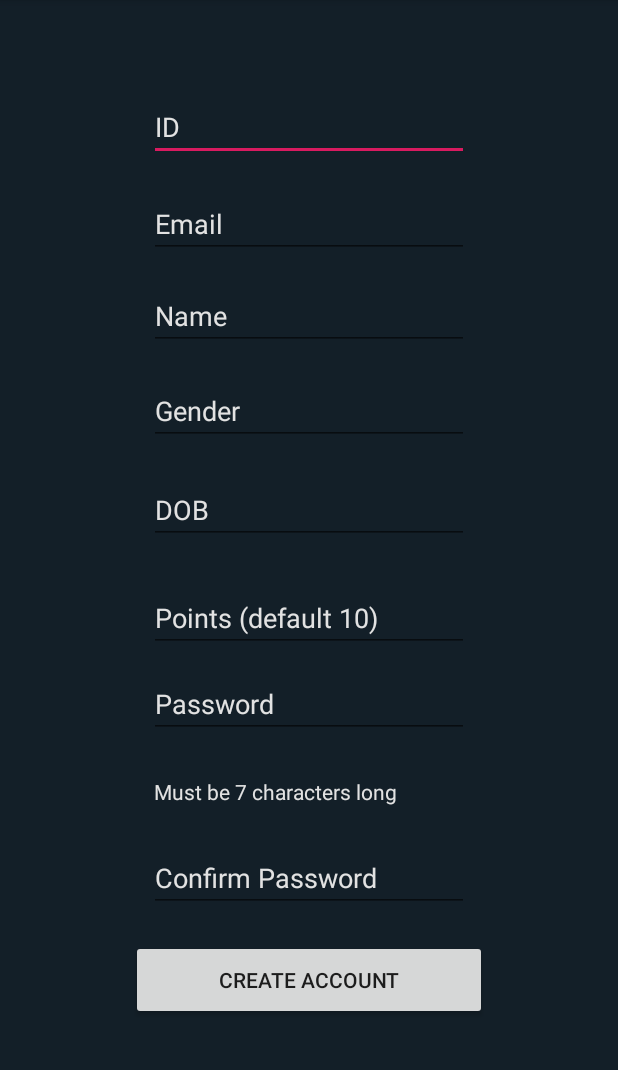
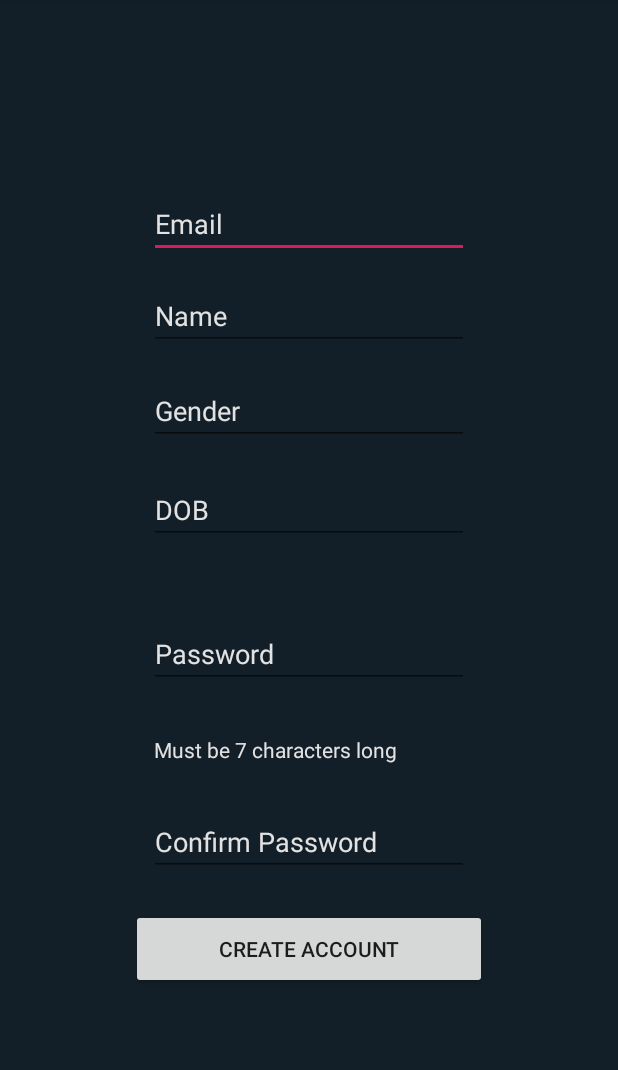
Before and after one commit to pubSpotterDev/Front_End, an Android app: the newAccountActivity screen opened directly, with no data from a screen before it, on a phone screen of 412 x 824 dp, the part 84-1154 px from its top. Run offline under Robolectric (Android 15) with nearby library versions, the phone set to English and light mode, and no system bars.

Commit message:
so many changes

```diff
--- a/ProfDev1.2/app/src/main/java/com/example/profdev11/newAccountActivity.java
+++ b/ProfDev1.2/app/src/main/java/com/example/profdev11/newAccountActivity.java
@@ -36,12 +36,12 @@ public class newAccountActivity extends AppCompatActivity {
         super.onCreate(savedInstanceState);
         setContentView(R.layout.activity_new_account);
 
-        final TextView etID = findViewById(R.id.etID);
+        final String etID = "10";
         final TextView etEmail = findViewById(R.id.etEmail);
         final TextView etName = findViewById(R.id.etName);
         final TextView etGender = findViewById(R.id.etGender);
         final TextView etDOB = findViewById(R.id.etDOB);
-        final TextView etPoints = findViewById(R.id.etPoints);
+        final String etPoints = "0";
         final TextView etPassword = findViewById(R.id.etPassword);
         final TextView etPassword2 = findViewById(R.id.etPassword2);
 
@@ -63,12 +63,12 @@ public class newAccountActivity extends AppCompatActivity {
         final HashMap<String, String> params = new HashMap<>();
         btnCreate.setOnClickListener(new View.OnClickListener() {
             public void onClick(View v) {
-                params.put("id", etID.getText().toString());
+                params.put("id", etID);
                 params.put("email", etEmail.getText().toString());
                 params.put("name", etName.getText().toString());
                 params.put("gender", etGender.getText().toString());
                 params.put("dob", etDOB.getText().toString());
-                params.put("points", etPoints.getText().toString());
+                params.put("points", etPoints);
                 params.put("password", etPassword.getText().toString());
 
 
--- a/ProfDev1.2/app/src/main/res/layout/activity_new_account.xml
+++ b/ProfDev1.2/app/src/main/res/layout/activity_new_account.xml
@@ -6,24 +6,6 @@
     android:layout_height="match_parent"
     android:background="@color/background"
     tools:context=".newAccountActivity">
-
-    <EditText
-        android:id="@+id/etID"
-        android:layout_width="wrap_content"
-        android:layout_height="wrap_content"
-        android:layout_marginStart="8dp"
-        android:layout_marginTop="8dp"
-        android:layout_marginEnd="8dp"
-        android:layout_marginBottom="8dp"
-        android:ems="10"
-        android:hint="ID"
-        android:textColor="@color/colorText"
-        android:textColorHint="@color/colorText"
-        app:layout_constraintBottom_toBottomOf="parent"
-        app:layout_constraintEnd_toEndOf="parent"
-        app:layout_constraintStart_toStartOf="parent"
-        app:layout_constraintTop_toTopOf="parent"
-        app:layout_constraintVertical_bias="0.076" />
 
     <EditText
         android:id="@+id/etEmail"
@@ -99,7 +81,7 @@
         app:layout_constraintVertical_bias="0.438" />
 
     <EditText
-        android:id="@+id/etPoints"
+        android:id="@+id/etPassword"
         android:layout_width="wrap_content"
         android:layout_height="wrap_content"
         android:layout_marginStart="8dp"
@@ -107,30 +89,15 @@
         android:layout_marginEnd="8dp"
         android:layout_marginBottom="8dp"
         android:ems="10"
-        android:hint="Points (default 10)"
+        android:hint="Password"
+        android:inputType="textPassword"
         android:textColor="@color/colorText"
         android:textColorHint="@color/colorText"
         app:layout_constraintBottom_toBottomOf="parent"
         app:layout_constraintEnd_toEndOf="parent"
         app:layout_constraintStart_toStartOf="parent"
         app:layout_constraintTop_toTopOf="parent"
-        app:layout_constraintVertical_bias="0.54" />
-
-    <EditText
-        android:id="@+id/etPassword"
-        android:layout_width="wrap_content"
-        android:layout_height="wrap_content"
-        android:layout_marginStart="8dp"
-        android:layout_marginTop="12dp"
-        android:layout_marginEnd="8dp"
-        android:ems="10"
-        android:hint="Password"
-        android:inputType="textPassword"
-        android:textColor="@color/colorText"
-        android:textColorHint="@color/colorText"
-        app:layout_constraintEnd_toEndOf="parent"
-        app:layout_constraintStart_toStartOf="parent"
-        app:layout_constraintTop_toBottomOf="@+id/etPoints" />
+        app:layout_constraintVertical_bias="0.574" />
 
     <EditText
         android:id="@+id/etPassword2"
@@ -154,7 +121,7 @@
     <TextView
         android:id="@+id/tvHelp"
         android:layout_width="168dp"
-        android:layout_height="32dp"
+        android:layout_height="28dp"
         android:layout_marginStart="8dp"
         android:layout_marginTop="8dp"
         android:layout_marginEnd="8dp"
@@ -168,7 +135,7 @@
         app:layout_constraintHorizontal_bias="0.4"
         app:layout_constraintStart_toStartOf="parent"
         app:layout_constraintTop_toTopOf="parent"
-        app:layout_constraintVertical_bias="0.708" />
+        app:layout_constraintVertical_bias="0.666" />
 
     <Button
         android:id="@+id/btnCreate"
```
Also changed, not shown: ProfDev1.2/app/src/main/java/com/example/profdev11/CheckActivity.java (+3 -7 lines), ProfDev1.2/app/src/main/java/com/example/profdev11/FormActivity.java (+16 -2 lines), ProfDev1.2/app/src/main/java/com/example/profdev11/MapsActivity.java (+12 -4 lines), ProfDev1.2/app/src/main/java/com/example/profdev11/NavActivity.java (+14 -7 lines), ProfDev1.2/app/src/main/res/layout/activity_form.xml (+0 -20 lines).
